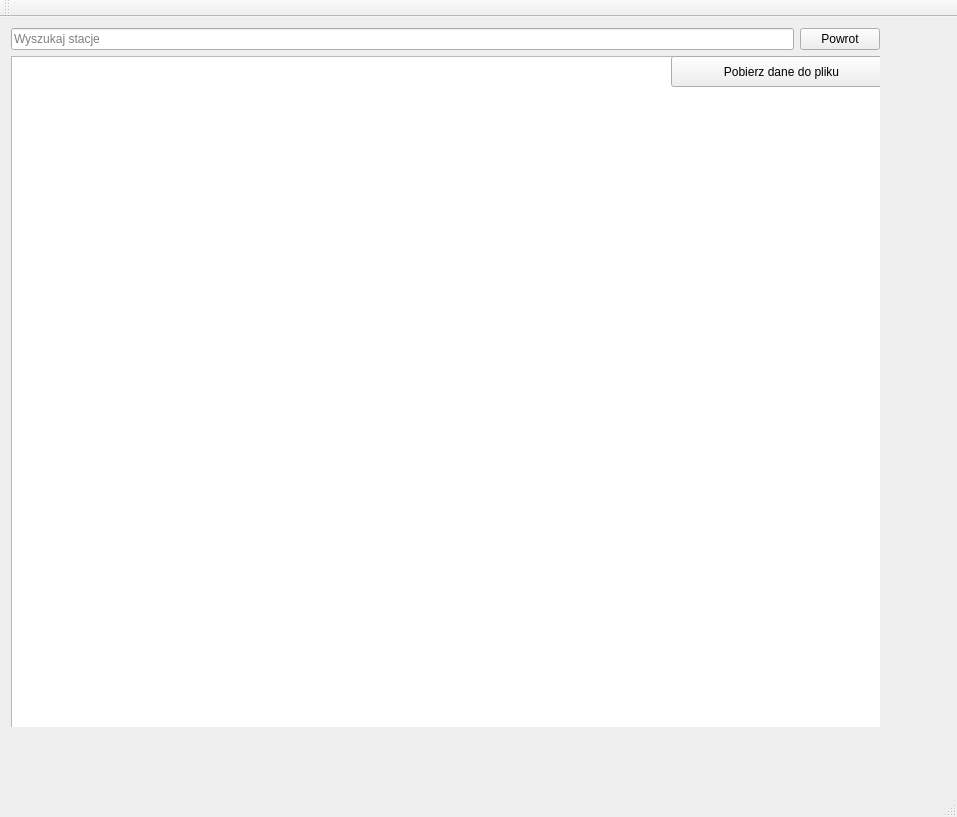
Qt form AirQualityMonitor/AirQualityMonitor/AirQualityMonitor.ui (Arpaku/Projekt-JPO) before a commit.
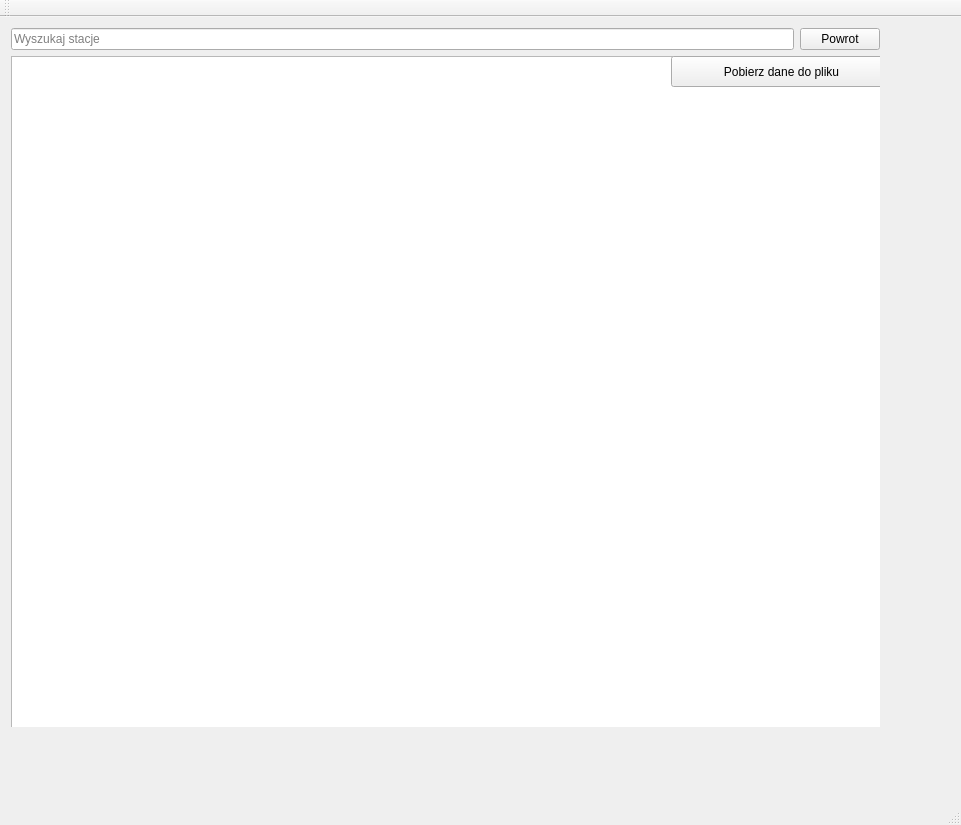
The same form after that commit. The open tabs and pages were chosen to show the change.

Patch:
```diff
--- a/AirQualityMonitor/AirQualityMonitor/AirQualityMonitor.ui
+++ b/AirQualityMonitor/AirQualityMonitor/AirQualityMonitor.ui
@@ -6,8 +6,8 @@
    <rect>
     <x>0</x>
     <y>0</y>
-    <width>957</width>
-    <height>817</height>
+    <width>961</width>
+    <height>825</height>
    </rect>
   </property>
   <property name="windowTitle">
```
Left out of the diff: 4 changed lines with no effect on the pictures.
